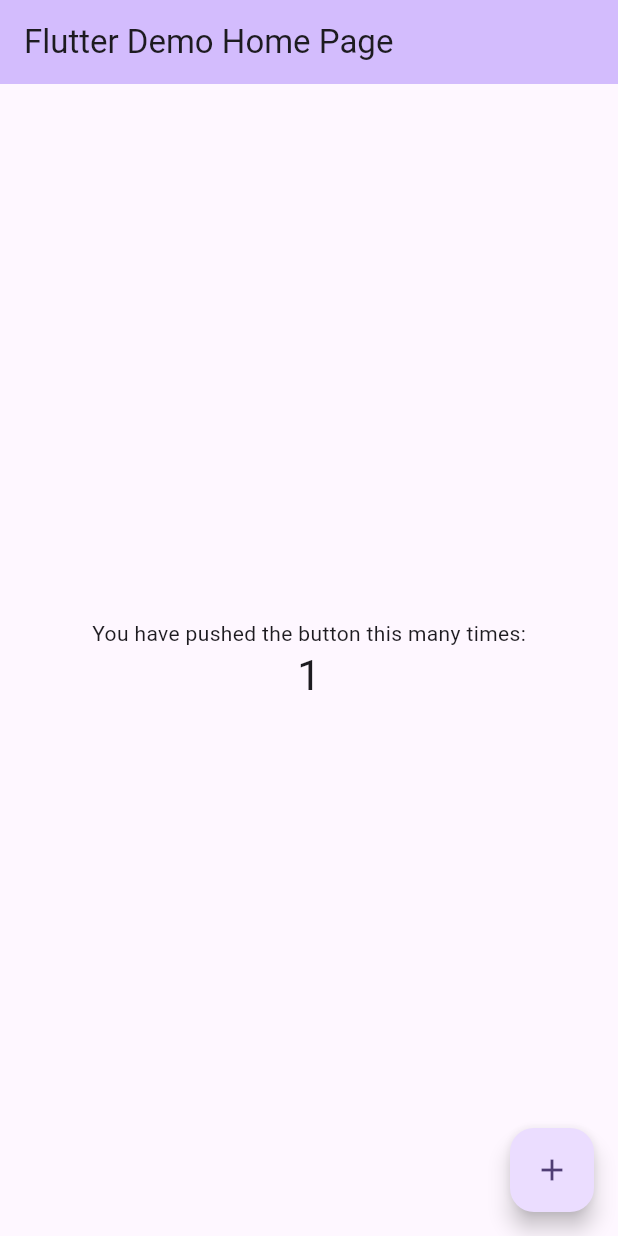
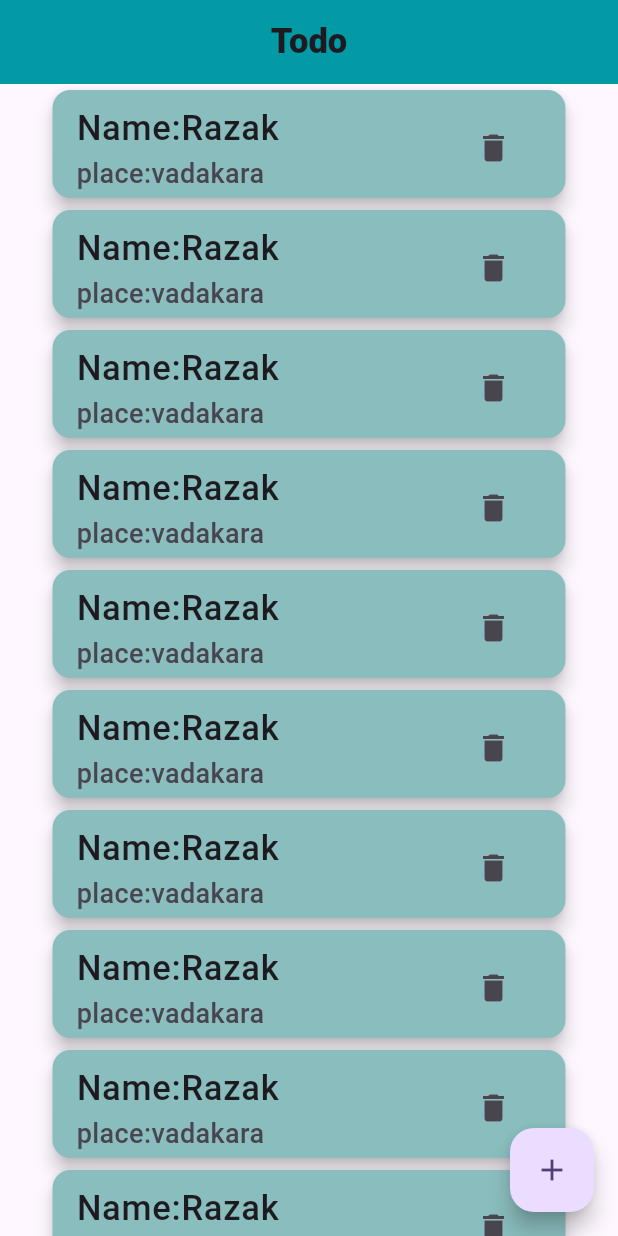
Before and after one commit to razakrazu/todo_bloc_with_sqflite, a Flutter app: the screen it shows after launch, after a tap on the "add" icon, on a phone screen of 412 x 824 dp. Run offline on Flutter 3.47's test engine with Material 3 defaults, Android fonts, the phone set to English and light mode, and no system bars; our stand-ins replace bloc.

Commit message:
create home ui

```diff
--- a/lib/main.dart
+++ b/lib/main.dart
@@ -1,4 +1,5 @@
 import 'package:flutter/material.dart';
+import 'package:todo_bloc/todo/todo_ui.dart';
 
 void main() {
   runApp(const MyApp());
@@ -11,112 +12,13 @@ class MyApp extends StatelessWidget {
   @override
   Widget build(BuildContext context) {
     return MaterialApp(
+      debugShowCheckedModeBanner:false,
       title: 'Flutter Demo',
       theme: ThemeData(
-        // This is the theme of your application.
-        //
-        // TRY THIS: Try running your application with "flutter run". You'll see
-        // the application has a purple toolbar. Then, without quitting the app,
-        // try changing the seedColor in the colorScheme below to Colors.green
-        // and then invoke "hot reload" (save your changes or press the "hot
-        // reload" button in a Flutter-supported IDE, or press "r" if you used
-        // the command line to start the app).
-        //
-        // Notice that the counter didn't reset back to zero; the application
-        // state is not lost during the reload. To reset the state, use hot
-        // restart instead.
-        //
-        // This works for code too, not just values: Most code changes can be
-        // tested with just a hot reload.
+
         colorScheme: ColorScheme.fromSeed(seedColor: Colors.deepPurple),
       ),
-      home: const MyHomePage(title: 'Flutter Demo Home Page'),
+      home: HomeScreen()
     );
   }
 }
-
-class MyHomePage extends StatefulWidget {
-  const MyHomePage({super.key, required this.title});
-
-  // This widget is the home page of your application. It is stateful, meaning
-  // that it has a State object (defined below) that contains fields that affect
-  // how it looks.
-
-  // This class is the configuration for the state. It holds the values (in this
-  // case the title) provided by the parent (in this case the App widget) and
-  // used by the build method of the State. Fields in a Widget subclass are
-  // always marked "final".
-
-  final String title;
-
-  @override
-  State<MyHomePage> createState() => _MyHomePageState();
-}
-
-class _MyHomePageState extends State<MyHomePage> {
-  int _counter = 0;
-
-  void _incrementCounter() {
-    setState(() {
-      // This call to setState tells the Flutter framework that something has
-      // changed in this State, which causes it to rerun the build method below
-      // so that the display can reflect the updated values. If we changed
-      // _counter without calling setState(), then the build method would not be
-      // called again, and so nothing would appear to happen.
-      _counter++;
-    });
-  }
-
-  @override
-  Widget build(BuildContext context) {
-    // This method is rerun every time setState is called, for instance as done
-    // by the _incrementCounter method above.
-    //
-    // The Flutter framework has been optimized to make rerunning build methods
-    // fast, so that you can just rebuild anything that needs updating rather
-    // than having to individually change instances of widgets.
-    return Scaffold(
-      appBar: AppBar(
-        // TRY THIS: Try changing the color here to a specific color (to
-        // Colors.amber, perhaps?) and trigger a hot reload to see the AppBar
-        // change color while the other colors stay the same.
-        backgroundColor: Theme.of(context).colorScheme.inversePrimary,
-        // Here we take the value from the MyHomePage object that was created by
-        // the App.build method, and use it to set our appbar title.
-        title: Text(widget.title),
-      ),
-      body: Center(
-        // Center is a layout widget. It takes a single child and positions it
-        // in the middle of the parent.
-        child: Column(
-          // Column is also a layout widget. It takes a list of children and
-          // arranges them vertically. By default, it sizes itself to fit its
-          // children horizontally, and tries to be as tall as its parent.
-          //
-          // Column has various properties to control how it sizes itself and
-          // how it positions its children. Here we use mainAxisAlignment to
-          // center the children vertically; the main axis here is the vertical
-          // axis because Columns are vertical (the cross axis would be
-          // horizontal).
-          //
-          // TRY THIS: Invoke "debug painting" (choose the "Toggle Debug Paint"
-          // action in the IDE, or press "p" in the console), to see the
-          // wireframe for each widget.
-          mainAxisAlignment: MainAxisAlignment.center,
-          children: <Widget>[
-            const Text('You have pushed the button this many times:'),
-            Text(
-              '$_counter',
-              style: Theme.of(context).textTheme.headlineMedium,
-            ),
-          ],
-        ),
-      ),
-      floatingActionButton: FloatingActionButton(
-        onPressed: _incrementCounter,
-        tooltip: 'Increment',
-        child: const Icon(Icons.add),
-      ), // This trailing comma makes auto-formatting nicer for build methods.
-    );
-  }
-}
--- a/lib/todo/todo_ui.dart
+++ b/lib/todo/todo_ui.dart
@@ -0,0 +1,31 @@
+import 'package:flutter/material.dart';
+
+class HomeScreen extends StatelessWidget {
+  const HomeScreen({super.key});
+
+  @override
+  Widget build(BuildContext context) {
+
+    return Scaffold(
+      floatingActionButton:
+      FloatingActionButton(onPressed: (){},child: Icon(Icons.add),),
+      appBar: AppBar(title: Text('Todo',style: TextStyle(fontSize: 23, fontWeight:FontWeight.w900),),centerTitle:true ,backgroundColor: const Color.fromARGB(255, 2, 154, 164),),
+      body: ListView.builder(itemBuilder: (context, index) {
+      return Column(
+        children: [
+SizedBox(
+  height: 80,
+  width: 350,
+  child: Card(color: const Color.fromARGB(255, 138, 189, 189),
+  elevation: 5,
+    child:ListTile(title: Text('Name:Razak',style: TextStyle(fontSize: 23, fontWeight:FontWeight.w500),),
+    subtitle:Text('place:vadakara',style: TextStyle(fontSize: 18,fontWeight:FontWeight.w500 ),),
+    trailing: IconButton(onPressed: (){}, icon: Icon(Icons.delete)),
+
+    ),),
+)
+        ],
+      );
+    },),);
+  }
+}
```
